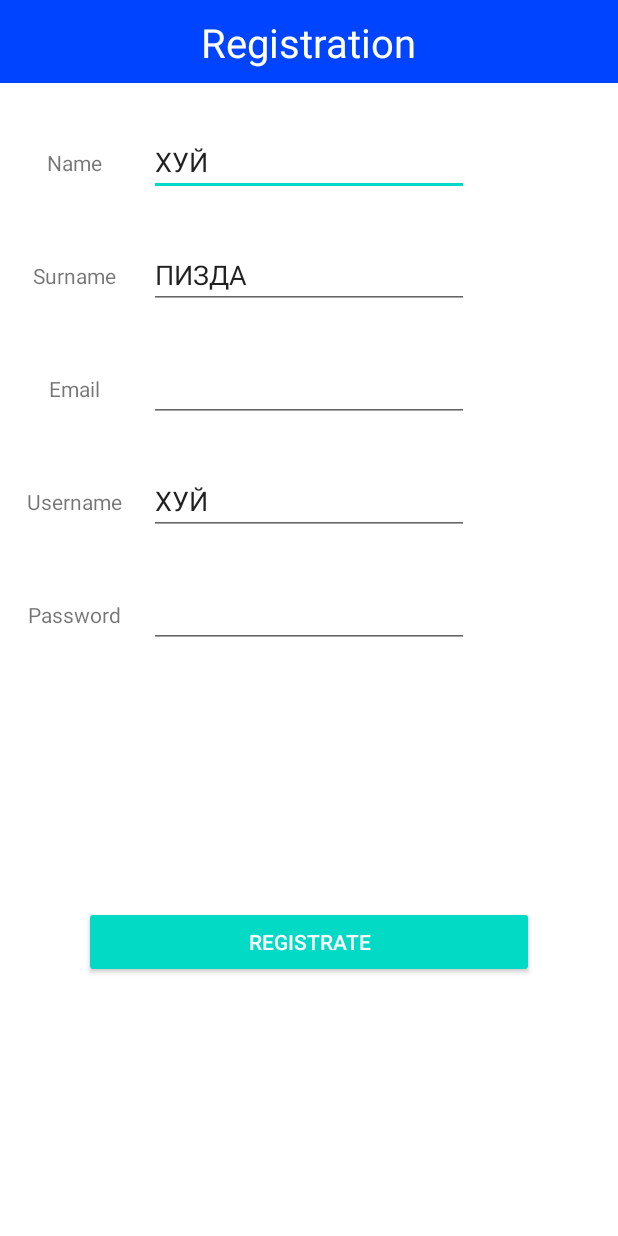
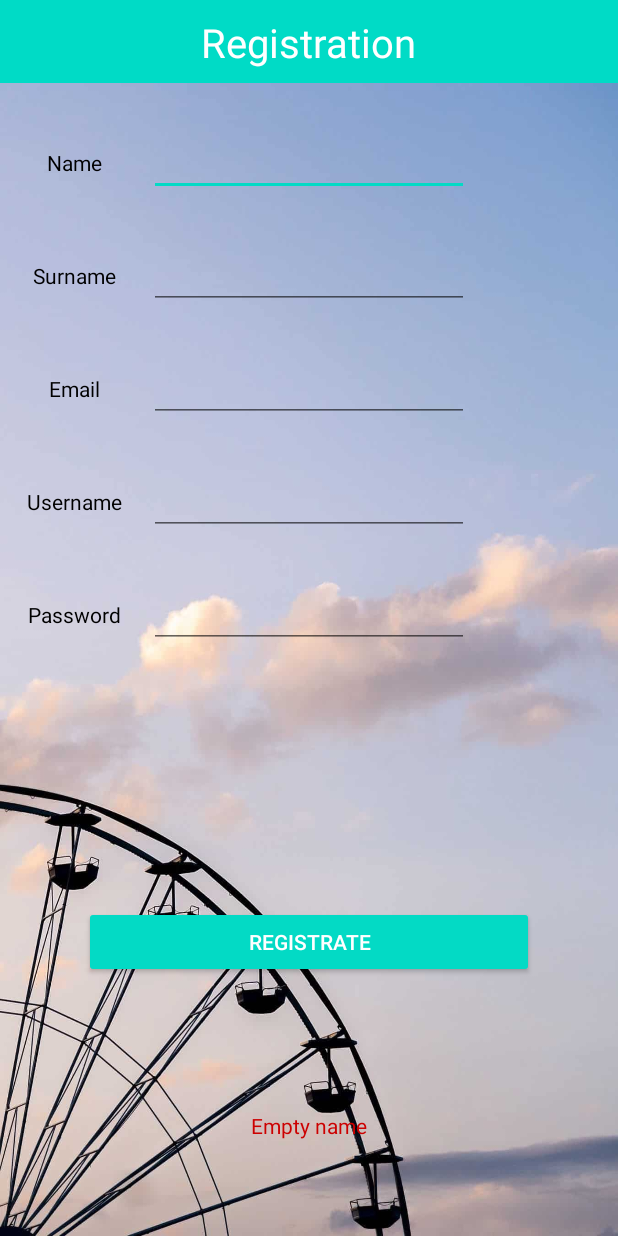
Before and after one commit to EeVakEn/LogRegAppAndroid, an Android app: the screen it shows after launch (MainActivity), after a tap on "REGISTRATE", on a phone screen of 412 x 824 dp. Run offline under Robolectric (Android 15) with nearby library versions, the phone set to English and light mode, and no system bars.

Commit message:
Registration disign and validation

```diff
--- a/src/main/java/com/eevaken/logregapp/MainActivity.java
+++ b/src/main/java/com/eevaken/logregapp/MainActivity.java
@@ -9,6 +9,8 @@ import android.widget.Button;
 import android.widget.EditText;
 import android.widget.TextView;
 
+import java.util.regex.Pattern;
+
 public class MainActivity extends Activity {
     Button regButton;
     EditText name;
@@ -16,6 +18,13 @@ public class MainActivity extends Activity {
     EditText email;
     EditText username;
     EditText password;
+    TextView errorMsg;
+    String errorStr;
+    private static final String EMAIL_PATTERN =
+            "^[_A-Za-z0-9-\\+]+(\\.[_A-Za-z0-9-]+)*@" +
+                    "[A-Za-z0-9-]+(\\.[A-Za-z0-9]+)*(\\.[A-Za-z]{2,})$";
+    private static final String PASSWORD_PATTERN =
+            "^.*(?=.{8,})(?=..*[0-9])(?=.*[a-z])(?=.*[A-Z]).*$";
 
     @Override
     protected void onCreate(Bundle savedInstanceState) {
@@ -23,21 +32,57 @@ public class MainActivity extends Activity {
         setContentView(R.layout.activity_main);
 
         regButton = (Button) findViewById(R.id.regRegistrationButton);
-        name = (EditText) findViewById(R.id.regEditTextName);
-        surname =(EditText) findViewById(R.id.regEditTextSurname);
-        email = (EditText) findViewById(R.id.regEditTextEmail);
-        username = (EditText) findViewById(R.id.regEditTextUsername);
-        password = (EditText) findViewById(R.id.regEditTextPassword);
 
-        View.OnClickListener oclBtn = new View.OnClickListener() {
+        errorMsg = (TextView) findViewById(R.id.regTextViewErrorMsg);
+        View.OnClickListener oclBtn;
+        oclBtn = new View.OnClickListener() {
             @Override
             public void onClick(View v) {
-                    username.setText("ХУЙ");
-                    name.setText("ХУЙ");
-                    surname.setText("ПИЗДА");
+                name = (EditText) findViewById(R.id.regEditTextName);
+                surname = (EditText) findViewById(R.id.regEditTextSurname);
+                email = (EditText) findViewById(R.id.regEditTextEmail);
+                username = (EditText) findViewById(R.id.regEditTextUsername);
+                password = (EditText) findViewById(R.id.regEditTextPassword);
+
+                if (!validation(name.getText().toString(), surname.getText().toString(),
+                        email.getText().toString(), username.getText().toString(),
+                        password.getText().toString()))
+                    errorMsg.setText(errorStr);
+                else
+                    errorMsg.setText("");
             }
         };
 
         regButton.setOnClickListener(oclBtn);
     }
+
+    private boolean validation(String nameStr, String surnameStr,
+                              String emailStr, String usernameSrt, String passwordStr) {
+        if (nameStr.equals("")) {
+            errorStr = "Empty name";
+            return false;
+        }
+        if (surnameStr.equals("")) {
+            errorStr = "Empty surname";
+            return false;
+        }
+        if (emailStr.equals("") || !emailStr.matches(EMAIL_PATTERN)) {
+            errorStr = "Email is invalid";
+            return false;
+        }
+        if (usernameSrt.equals("")) {
+            errorStr ="Empty username";
+            return false;
+        }
+        System.out.println(passwordStr);
+        if (passwordStr.equals("") || !passwordStr.matches(PASSWORD_PATTERN)) {
+            errorStr = "Password is invalid. Check:\n" +
+                    " At least 8 characters\n" +
+                    "Contains at least one digit\n" +
+                    "Contains at least one lower alpha char \n" +
+                    "and one upper alpha char";
+            return false;
+        }
+        return true;
+    }
 }
--- a/src/main/res/layout/activity_main.xml
+++ b/src/main/res/layout/activity_main.xml
@@ -4,7 +4,7 @@
     xmlns:tools="http://schemas.android.com/tools"
     android:layout_width="match_parent"
     android:layout_height="match_parent"
-    android:background="#FFFFFF"
+    android:background="@drawable/bg5"
     tools:context=".MainActivity">
 
 
@@ -12,12 +12,13 @@
         android:id="@+id/regLayoutHeader"
         android:layout_width="417dp"
         android:layout_height="55dp"
-        android:background="#0044ff"
-
+        android:background="#00dbc6"
         android:orientation="horizontal"
         app:layout_constraintEnd_toEndOf="parent"
         app:layout_constraintStart_toStartOf="parent"
-        app:layout_constraintTop_toTopOf="parent"></LinearLayout>
+        app:layout_constraintTop_toTopOf="parent">
+
+    </LinearLayout>
 
     <TextView
         android:id="@+id/regTextViewHeader"
@@ -32,6 +33,7 @@
         app:layout_constraintTop_toTopOf="@+id/regLayoutHeader" />
 
     <EditText
+        android:textColor="@color/et_color"
         android:id="@+id/regEditTextName"
         android:layout_width="wrap_content"
         android:layout_height="wrap_content"
@@ -43,6 +45,7 @@
         app:layout_constraintTop_toBottomOf="@+id/regLayoutHeader" />
 
     <EditText
+        android:textColor="@color/et_color"
         android:id="@+id/regEditTextSurname"
         android:layout_width="wrap_content"
         android:layout_height="wrap_content"
@@ -55,9 +58,12 @@
 
     <EditText
         android:id="@+id/regEditTextEmail"
+
         android:layout_width="wrap_content"
         android:layout_height="wrap_content"
+
         android:layout_marginTop="30dp"
+        android:textColor="@color/et_color"
         android:ems="10"
         android:inputType="textEmailAddress"
         app:layout_constraintEnd_toEndOf="parent"
@@ -65,6 +71,7 @@
         app:layout_constraintTop_toBottomOf="@+id/regEditTextSurname" />
 
     <EditText
+        android:textColor="@color/et_color"
         android:id="@+id/regEditTextUsername"
         android:layout_width="wrap_content"
         android:layout_height="wrap_content"
@@ -76,6 +83,7 @@
         app:layout_constraintTop_toBottomOf="@+id/regEditTextEmail" />
 
     <EditText
+        android:textColor="@color/et_color"
         android:id="@+id/regEditTextPassword"
         android:layout_width="wrap_content"
         android:layout_height="wrap_content"
@@ -87,6 +95,7 @@
         app:layout_constraintTop_toBottomOf="@+id/regEditTextUsername" />
 
     <TextView
+        android:textColor="@color/et_color"
         android:id="@+id/regTextViewName"
         android:layout_width="wrap_content"
         android:layout_height="wrap_content"
@@ -97,6 +106,7 @@
         app:layout_constraintTop_toTopOf="@+id/regEditTextName" />
 
     <TextView
+        android:textColor="@color/et_color"
         android:id="@+id/regTextViewSurname"
         android:layout_width="wrap_content"
         android:layout_height="wrap_content"
@@ -107,6 +117,7 @@
         app:layout_constraintTop_toTopOf="@+id/regEditTextSurname" />
 
     <TextView
+        android:textColor="@color/et_color"
         android:id="@+id/regTextNewEmail"
         android:layout_width="wrap_content"
         android:layout_height="wrap_content"
@@ -117,6 +128,7 @@
         app:layout_constraintTop_toTopOf="@+id/regEditTextEmail" />
 
     <TextView
+        android:textColor="@color/et_color"
         android:id="@+id/regTextViewUsername"
         android:layout_width="wrap_content"
         android:layout_height="wrap_content"
@@ -127,6 +139,7 @@
         app:layout_constraintTop_toTopOf="@+id/regEditTextUsername" />
 
     <TextView
+        android:textColor="@color/et_color"
         android:id="@+id/regTextViewPassword"
         android:layout_width="wrap_content"
         android:layout_height="wrap_content"
@@ -151,4 +164,15 @@
 
         app:layout_constraintTop_toBottomOf="@+id/regEditTextPassword" />
 
+    <TextView
+        android:id="@+id/regTextViewErrorMsg"
+        android:layout_width="wrap_content"
+        android:layout_height="wrap_content"
+        android:textColor="@android:color/holo_red_dark"
+        app:layout_constraintBottom_toBottomOf="parent"
+        app:layout_constraintEnd_toEndOf="parent"
+        app:layout_constraintStart_toStartOf="parent"
+        app:layout_constraintTop_toBottomOf="@+id/regRegistrationButton"
+        app:layout_constraintVertical_bias="0.579" />
+
 </androidx.constraintlayout.widget.ConstraintLayout>
--- a/src/main/res/values/colors.xml
+++ b/src/main/res/values/colors.xml
@@ -3,4 +3,5 @@
     <color name="colorPrimary">#6200EE</color>
     <color name="colorPrimaryDark">#3700B3</color>
     <color name="colorAccent">#03DAC5</color>
+    <color name="et_color">#000</color>
 </resources>
--- a/src/main/res/values/styles.xml
+++ b/src/main/res/values/styles.xml
@@ -5,5 +5,6 @@
         <item name="colorPrimary">@color/colorPrimary</item>
         <item name="colorPrimaryDark">@color/colorPrimaryDark</item>
         <item name="colorAccent">@color/colorAccent</item>
+        <item name="android:windowFullscreen">true</item>
     </style>
 </resources>
```
Also changed, not shown: src/main/res/drawable-v24/bg5.jpg (added).
